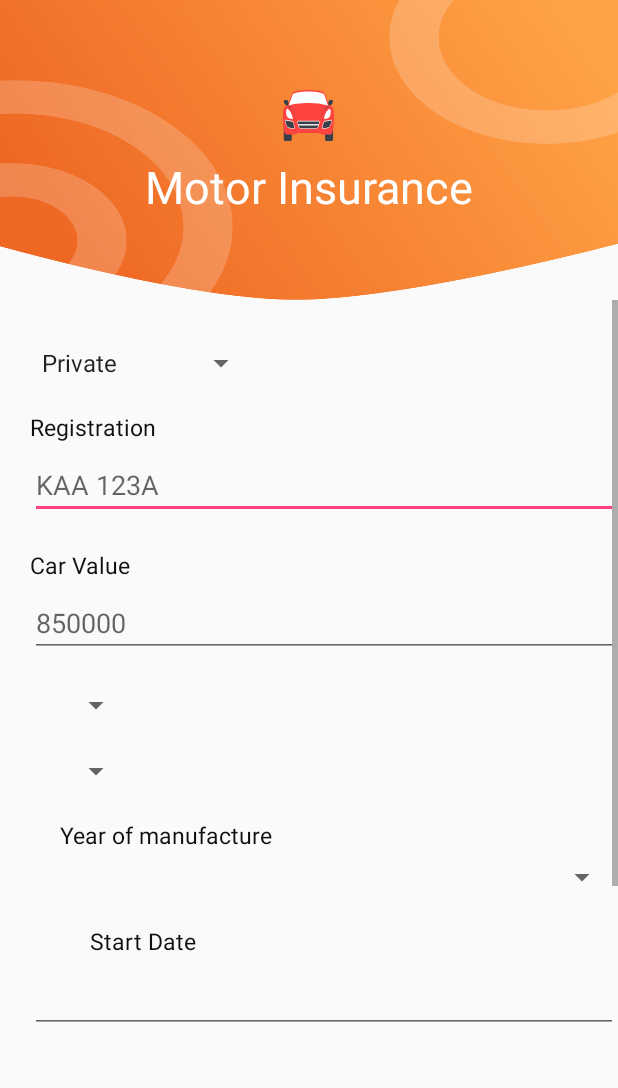
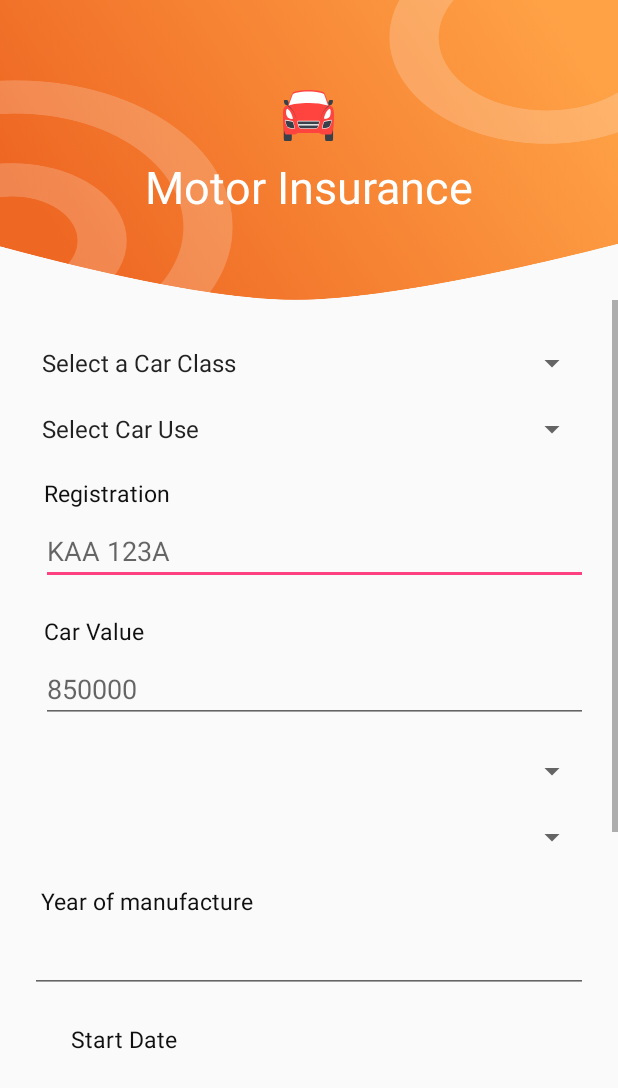
Before and after one commit to muhunyu60/CemesInsurance, an Android app: the Fragment_Motor_Insurance screen opened directly, with no data from a screen before it, on a phone screen of 412 x 824 dp. Shown: the top 1088 px of the screen. Run offline under Robolectric (Android 15) with nearby library versions, the phone set to English and light mode, and no system bars; our stand-ins replace Volley; Roboto replaces fonts that are not available here.

Commit message:
Date Picker and Number Picker

```diff
--- a/app/src/main/java/com/cemesinsurance/cemes_customer/Fragment_Motor_Insurance.java
+++ b/app/src/main/java/com/cemesinsurance/cemes_customer/Fragment_Motor_Insurance.java
@@ -1,20 +1,24 @@
 package com.cemesinsurance.cemes_customer;
 
 
+import android.app.DatePickerDialog;
 import android.content.Context;
 import android.os.Bundle;
 import android.support.constraint.ConstraintLayout;
 import android.support.v4.app.Fragment;
+import android.text.TextUtils;
 import android.util.Log;
 import android.view.LayoutInflater;
 import android.view.View;
 import android.view.ViewGroup;
 import android.widget.AdapterView;
 import android.widget.ArrayAdapter;
+import android.widget.DatePicker;
+import android.widget.EditText;
+import android.widget.NumberPicker;
 import android.widget.Spinner;
 import android.widget.TextView;
 
-import com.android.volley.AuthFailureError;
 import com.android.volley.DefaultRetryPolicy;
 import com.android.volley.Request;
 import com.android.volley.Response;
@@ -27,30 +31,33 @@ import org.json.JSONException;
 import org.json.JSONObject;
 
 import java.util.ArrayList;
+import java.util.Calendar;
 import java.util.HashMap;
 import java.util.List;
 import java.util.Map;
 
 import Volley.URLs;
 import Volley.VolleySingleton;
+import fragment.NumberPickerDialogFragment;
 
 
 /**
  * A simple {@link Fragment} subclass.
  */
-public class Fragment_Motor_Insurance extends Fragment implements AdapterView.OnItemSelectedListener {
+public class Fragment_Motor_Insurance extends Fragment implements AdapterView.OnItemSelectedListener, NumberPicker.OnValueChangeListener {
 
+    EditText yearDatePicker;
+    EditText startDatePicker;
     Spinner carUseSpinner;
     Spinner carClassSpinner;
     Spinner carModelSpinner;
     Spinner carMakeSpinner;
-    TextView carUseText;
     TextView registrationText;
     ConstraintLayout constraintLayout;
     Map<String, List<String>> cars = new HashMap<>();
 
-
     String commercialUses[] = new String[]{
+            "Select Car Use",
             "General Cartage",
             "Own Goods",
             "School Buses",
@@ -60,6 +67,7 @@ public class Fragment_Motor_Insurance extends Fragment implements AdapterView.On
         };
 
     String psvUses[] = new String[] {
+            "Select Car Use",
             "Chauffer Driven",
             "Self Driven",
             "Matatus"
@@ -83,6 +91,57 @@ public class Fragment_Motor_Insurance extends Fragment implements AdapterView.On
         carMakeSpinner = view.findViewById(R.id.carMakeSpinner);
         registrationText = view.findViewById(R.id.registrationText);
         constraintLayout = view.findViewById(R.id.motorConstraintLayout);
+        startDatePicker = view.findViewById(R.id.startDateDatePicker);
+
+        startDatePicker.setOnClickListener(new View.OnClickListener() {
+            @Override
+            public void onClick(View view) {
+                Calendar calendar = Calendar.getInstance();
+                int year = calendar.get(Calendar.YEAR);
+                int month = calendar.get(Calendar.MONTH);
+                int day = calendar.get(Calendar.DAY_OF_MONTH);
+
+                if(!TextUtils.isEmpty(startDatePicker.getText().toString())) {
+                    String selectedDate = startDatePicker.getText().toString();
+                    String[] date = selectedDate.split("/");
+
+                    String sYear = date[0].trim();
+                    String sMonth = date[1].trim();
+                    String sDay = date[2].trim();
+
+                    year = Integer.parseInt(sYear);
+                    month = Integer.parseInt(sMonth);
+                    day = Integer.parseInt(sDay);
+
+                }
+
+                DatePickerDialog dp = new DatePickerDialog(
+                        view.getContext(),
+                        new DatePickerDialog.OnDateSetListener() {
+                            @Override
+                            public void onDateSet(DatePicker datePicker, int i, int i1, int i2) {
+                                i1 += 1;
+                                startDatePicker.setText(String.valueOf(i) + "/" + String.valueOf(i1) + "/" + String.valueOf(i2));
+                            }
+                        },
+                        year,
+                        month,
+                        day);
+                dp.getDatePicker().setMaxDate(calendar.getTimeInMillis());
+                dp.show();
+
+            }
+        });
+
+        yearDatePicker = view.findViewById(R.id.yearDatePicker);
+        yearDatePicker.setOnClickListener(new View.OnClickListener() {
+            @Override
+            public void onClick(View view) {
+                showNumberPicker();
+            }
+        });
+
+
 
         // Set up Spinners
         carClassSpinner.setPrompt("Enter Car Class");
@@ -95,7 +154,7 @@ public class Fragment_Motor_Insurance extends Fragment implements AdapterView.On
         initialList.add("Enter Car Model");
         cars.put("Enter Car Class", initialList);
         hideCarUse();
-        getCars(view.getContext());
+//        getCars(view.getContext());
 
         return view;
     }
@@ -159,7 +218,22 @@ public class Fragment_Motor_Insurance extends Fragment implements AdapterView.On
         } else {
             showCarUse();
             if(selectedCarClass.equalsIgnoreCase("commercial")) {
+                // TODO: Populate Car Use Spinner
+                ArrayAdapter carUseAdapter = new ArrayAdapter(view.getContext(), android.R.layout.simple_spinner_item, commercialUses);
+                carUseAdapter.setDropDownViewResource(android.R.layout.simple_spinner_dropdown_item);
+                carUseSpinner.setAdapter(carUseAdapter);
 
+            } else if(selectedCarClass.equalsIgnoreCase("PSV")) {
+                // TODO: Populate Car Use Spinner
+                ArrayAdapter carUseAdapter = new ArrayAdapter(view.getContext(), android.R.layout.simple_spinner_item, psvUses);
+                carUseAdapter.setDropDownViewResource(android.R.layout.simple_spinner_dropdown_item);
+                carUseSpinner.setAdapter(carUseAdapter);
+            } else {
+                String[] selectUse = new String[1];
+                selectUse[0] = "Select Car Use";
+                ArrayAdapter carUseAdapter = new ArrayAdapter(view.getContext(), android.R.layout.simple_spinner_item, selectUse);
+                carUseAdapter.setDropDownViewResource(android.R.layout.simple_spinner_dropdown_item);
+                carUseSpinner.setAdapter(carUseAdapter);
             }
         }
     }
@@ -181,4 +255,15 @@ public class Fragment_Motor_Insurance extends Fragment implements AdapterView.On
         }
         return list;
     }
+
+    @Override
+    public void onValueChange(NumberPicker numberPicker, int i, int i1) {
+        yearDatePicker.setText(String.valueOf(numberPicker.getValue()));
+    }
+
+    public void showNumberPicker() {
+        NumberPickerDialogFragment newFragment = new NumberPickerDialogFragment();
+        newFragment.setValueChangeListener(this);
+        newFragment.show(getActivity().getSupportFragmentManager(), "time picker");
+    }
 }
--- /dev/null
+++ b/app/src/main/res/layout-normal/activity_specific__insurance__type.xml
@@ -0,0 +1,16 @@
+<?xml version="1.0" encoding="utf-8"?>
+<android.support.constraint.ConstraintLayout xmlns:android="http://schemas.android.com/apk/res/android"
+    xmlns:app="http://schemas.android.com/apk/res-auto"
+    xmlns:tools="http://schemas.android.com/tools"
+    android:layout_width="match_parent"
+    android:layout_height="match_parent"
+    tools:context=".Specific_Insurance_Type">
+
+    <FrameLayout
+        android:id="@+id/insurance_type_placeholder"
+        android:layout_width="match_parent"
+        android:layout_height="wrap_content"
+        app:layout_constraintTop_toTopOf="parent"
+        app:layout_constraintStart_toStartOf="parent" />
+
+</android.support.constraint.ConstraintLayout>
--- /dev/null
+++ b/app/src/main/res/layout-small/activity_specific__insurance__type.xml
@@ -0,0 +1,16 @@
+<?xml version="1.0" encoding="utf-8"?>
+<android.support.constraint.ConstraintLayout xmlns:android="http://schemas.android.com/apk/res/android"
+    xmlns:app="http://schemas.android.com/apk/res-auto"
+    xmlns:tools="http://schemas.android.com/tools"
+    android:layout_width="match_parent"
+    android:layout_height="match_parent"
+    tools:context=".Specific_Insurance_Type">
+
+    <FrameLayout
+        android:id="@+id/insurance_type_placeholder"
+        android:layout_width="match_parent"
+        android:layout_height="wrap_content"
+        app:layout_constraintTop_toTopOf="parent"
+        app:layout_constraintStart_toStartOf="parent" />
+
+</android.support.constraint.ConstraintLayout>
--- /dev/null
+++ b/app/src/main/res/layout-xlarge/activity_specific__insurance__type.xml
@@ -0,0 +1,16 @@
+<?xml version="1.0" encoding="utf-8"?>
+<android.support.constraint.ConstraintLayout xmlns:android="http://schemas.android.com/apk/res/android"
+    xmlns:app="http://schemas.android.com/apk/res-auto"
+    xmlns:tools="http://schemas.android.com/tools"
+    android:layout_width="match_parent"
+    android:layout_height="match_parent"
+    tools:context=".Specific_Insurance_Type">
+
+    <FrameLayout
+        android:id="@+id/insurance_type_placeholder"
+        android:layout_width="match_parent"
+        android:layout_height="wrap_content"
+        app:layout_constraintTop_toTopOf="parent"
+        app:layout_constraintStart_toStartOf="parent" />
+
+</android.support.constraint.ConstraintLayout>
--- a/app/src/main/res/layout/fragment_motor_insurance.xml
+++ b/app/src/main/res/layout/fragment_motor_insurance.xml
@@ -44,22 +44,26 @@
 
             <Spinner
                 android:id="@+id/carClassSpinner"
-                android:layout_width="wrap_content"
+                android:layout_width="match_parent"
                 android:layout_height="wrap_content"
-                android:spinnerMode="dialog"
+                android:spinnerMode="dropdown"
+                android:paddingStart="0dp"
+                android:paddingEnd="0dp"
                 android:layout_marginTop="30dp"
                 android:layout_marginStart="20dp"
+                android:layout_marginEnd="20dp"
                 app:layout_constraintStart_toStartOf="parent"
                 app:layout_constraintTop_toTopOf="parent" />
 
 
             <Spinner
                 android:id="@+id/carUseSpinner"
-                android:layout_width="wrap_content"
+                android:layout_width="match_parent"
                 android:layout_height="wrap_content"
-                android:spinnerMode="dialog"
-                android:prompt="@string/hello_world"
+                android:spinnerMode="dropdown"
                 android:layout_marginTop="20dp"
+                android:layout_marginStart="20dp"
+                android:layout_marginEnd="20dp"
                 app:layout_constraintStart_toStartOf="@id/carClassSpinner"
                 app:layout_constraintTop_toBottomOf="@+id/carClassSpinner" />
 
@@ -72,6 +76,7 @@
                 android:textSize="15sp"
                 android:textColor="#101010"
                 android:layout_marginTop="20dp"
+                android:layout_marginStart="9dp"
                 app:layout_constraintStart_toStartOf="@+id/carClassSpinner"
                 app:layout_constraintTop_toBottomOf="@id/carUseSpinner"/>
 
@@ -79,10 +84,11 @@
                 android:id="@+id/registrationEditText"
                 android:layout_width="match_parent"
                 android:layout_height="wrap_content"
-                android:layout_marginStart="20dp"
+                android:layout_marginStart="27dp"
                 android:layout_marginTop="5dp"
+                android:layout_marginEnd="20dp"
                 android:hint="KAA 123A "
-                app:layout_constraintStart_toStartOf="@+id/carClassSpinner"
+                app:layout_constraintStart_toStartOf="parent"
                 app:layout_constraintTop_toBottomOf="@+id/registrationText" />
 
             <TextView
@@ -91,6 +97,7 @@
                 android:layout_height="wrap_content"
                 android:layout_marginTop="20dp"
                 android:text="Car Value"
+                android:layout_marginStart="9dp"
                 android:textSize="15sp"
                 android:textColor="#101010"
                 app:layout_constraintStart_toStartOf="@id/carClassSpinner"
@@ -100,9 +107,10 @@
                 android:id="@+id/carValueEditText"
                 android:layout_width="match_parent"
                 android:layout_height="wrap_content"
-                android:layout_marginStart="20dp"
+                android:layout_marginStart="27dp"
                 android:layout_marginTop="5dp"
-                android:hint="850000"
+                android:layout_marginEnd="20dp"
+                android:hint="@string/car_value_hint"
                 android:inputType="number"
                 app:layout_constraintStart_toStartOf="@id/carClassSpinner"
                 app:layout_constraintTop_toBottomOf="@+id/carValueText" />
@@ -110,10 +118,12 @@
 
             <Spinner
                 android:id="@+id/carMakeSpinner"
-                android:layout_width="wrap_content"
+                android:layout_width="match_parent"
                 android:layout_height="wrap_content"
                 android:layout_marginTop="20dp"
-                android:prompt="@string/hello_world"
+                android:layout_marginStart="20dp"
+                android:layout_marginEnd="20dp"
+                android:spinnerMode="dropdown"
                 app:layout_constraintStart_toStartOf="@id/carValueEditText"
                 app:layout_constraintTop_toBottomOf="@id/carValueEditText" />
 
@@ -121,9 +131,12 @@
 
             <Spinner
                 android:id="@+id/carModelSpinner"
-                android:layout_width="wrap_content"
+                android:layout_width="match_parent"
                 android:layout_height="wrap_content"
                 android:layout_marginTop="20dp"
+                android:layout_marginStart="20dp"
+                android:layout_marginEnd="20dp"
+                android:spinnerMode="dropdown"
                 app:layout_constraintStart_toStartOf="@id/carMakeSpinner"
                 app:layout_constraintTop_toBottomOf="@id/carMakeSpinner" />
 
@@ -133,18 +146,21 @@
                 android:layout_width="wrap_content"
                 android:layout_height="wrap_content"
                 android:layout_marginTop="20dp"
-                android:text="Year of manufacture"
+                android:text="@string/year_of_manufacture"
                 android:textSize="15sp"
                 android:textColor="#101010"
-                app:layout_constraintStart_toStartOf="@+id/carModelSpinner"
+                android:layout_marginStart="7dp"
+                app:layout_constraintStart_toStartOf="@+id/carClassSpinner"
                 app:layout_constraintTop_toBottomOf="@id/carModelSpinner" />
 
-            <Spinner
-                android:id="@+id/yearSpinner"
+            <EditText
+                android:id="@+id/yearDatePicker"
                 android:layout_width="match_parent"
                 android:layout_height="wrap_content"
                 android:layout_marginStart="20dp"
+                android:layout_marginEnd="20dp"
                 android:layout_marginTop="5dp"
+                android:focusableInTouchMode="false"
                 app:layout_constraintStart_toStartOf="@+id/yearText"
                 app:layout_constraintTop_toBottomOf="@+id/yearText" />
 
@@ -156,16 +172,17 @@
                 android:text="Start Date"
                 android:textSize="15sp"
                 android:textColor="#101010"
-                app:layout_constraintTop_toBottomOf="@id/yearSpinner"
-                app:layout_constraintStart_toStartOf="@id/yearSpinner" />
+                app:layout_constraintTop_toBottomOf="@id/yearDatePicker"
+                app:layout_constraintStart_toStartOf="@id/yearDatePicker" />
 
             <EditText
-                android:id="@+id/startDateEditText"
+                android:id="@+id/startDateDatePicker"
                 android:layout_width="match_parent"
                 android:layout_height="wrap_content"
                 android:layout_marginStart="20dp"
+                android:layout_marginEnd="20dp"
                 android:layout_marginTop="5dp"
-                android:inputType="date"
+                android:focusableInTouchMode="false"
                 app:layout_constraintStart_toStartOf="@+id/startDateText"
                 app:layout_constraintTop_toBottomOf="@+id/startDateText" />
 
@@ -184,7 +201,7 @@
                 android:textSize="20sp"
                 app:layout_constraintStart_toStartOf="parent"
                 app:layout_constraintEnd_toEndOf="parent"
-                app:layout_constraintTop_toBottomOf="@id/startDateEditText"
+                app:layout_constraintTop_toBottomOf="@id/startDateDatePicker"
                 />
 
             <TextView
--- a/app/src/main/res/values/strings.xml
+++ b/app/src/main/res/values/strings.xml
@@ -19,9 +19,14 @@ improving!"</string>
 
     <string name="hello_blank_fragment">Hello blank fragment</string>
     <string name="motor_insurance_text">Motor Insurance</string>
-    <string name="vehicle_use_text">Vehicle Use</string>
+    <string name="vehicle_use_text">Enter Vehicle Use</string>
+    <string name="enter_car_make">Enter Car Make</string>
+    <string name="enter_car_model">Enter Car Model</string>
+    <string name="year_of_manufacture">Year of manufacture</string>
+    <string name="car_value_hint">850000</string>
 
     <string-array name="car_classes">
+        <item>Select a Car Class</item>
         <item>Private</item>
         <item>PSV</item>
         <item>Commercial</item>
```
Also changed, not shown: app/src/main/java/fragment/NumberPickerDialogFragment.java (added, +68 -0 lines), app/src/main/res/layout/fragment_number_picker_dialog.xml (added, +13 -0 lines).
